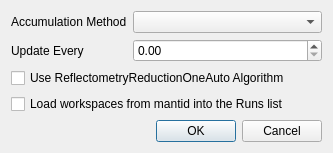
Qt form Code/Mantid/scripts/Interface/ui/reflectometer/refl_options_window.ui (mantidproject/mantid) before a commit.
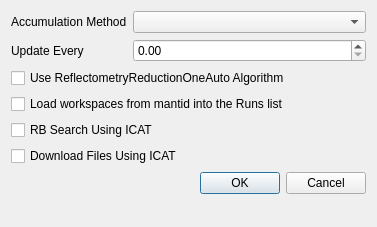
The same form after that commit.

Commit message:
refs #9569. Use ICAT in ReflGUI.
Have added extra options on the options dialog to enable/disable this, but have not wired everythin in yet. Will also need to uncomment and test that the old code still works.

```diff
--- a/Code/Mantid/scripts/Interface/ui/reflectometer/refl_options_window.ui
+++ b/Code/Mantid/scripts/Interface/ui/reflectometer/refl_options_window.ui
@@ -6,8 +6,8 @@
    <rect>
     <x>0</x>
     <y>0</y>
-    <width>333</width>
-    <height>139</height>
+    <width>377</width>
+    <height>227</height>
    </rect>
   </property>
   <property name="windowTitle">
@@ -47,7 +47,28 @@
      </property>
     </widget>
    </item>
+   <item row="3" column="0" colspan="2">
+    <widget class="QCheckBox" name="checkAlg">
+     <property name="text">
+      <string>Use ReflectometryReductionOneAuto Algorithm</string>
+     </property>
+    </widget>
+   </item>
    <item row="4" column="0" colspan="2">
+    <widget class="QCheckBox" name="checkADS">
+     <property name="text">
+      <string>Load workspaces from mantid into the Runs list</string>
+     </property>
+    </widget>
+   </item>
+   <item row="6" column="0" colspan="2">
+    <widget class="QCheckBox" name="checkICATSearch">
+     <property name="text">
+      <string>RB Search Using ICAT</string>
+     </property>
+    </widget>
+   </item>
+   <item row="8" column="0" colspan="2">
     <widget class="QDialogButtonBox" name="buttonsLive">
      <property name="orientation">
       <enum>Qt::Horizontal</enum>
@@ -57,17 +78,10 @@
      </property>
     </widget>
    </item>
-   <item row="3" column="0" colspan="2">
-    <widget class="QCheckBox" name="checkADS">
+   <item row="7" column="0" colspan="2">
+    <widget class="QCheckBox" name="checkICATDownload">
      <property name="text">
-      <string>Load workspaces from mantid into the Runs list</string>
-     </property>
-    </widget>
-   </item>
-   <item row="2" column="0" colspan="2">
-    <widget class="QCheckBox" name="checkAlg">
-     <property name="text">
-      <string>Use ReflectometryReductionOneAuto Algorithm</string>
+      <string>Download Files Using ICAT</string>
      </property>
     </widget>
    </item>
```
The commit also changes 4 other files.
